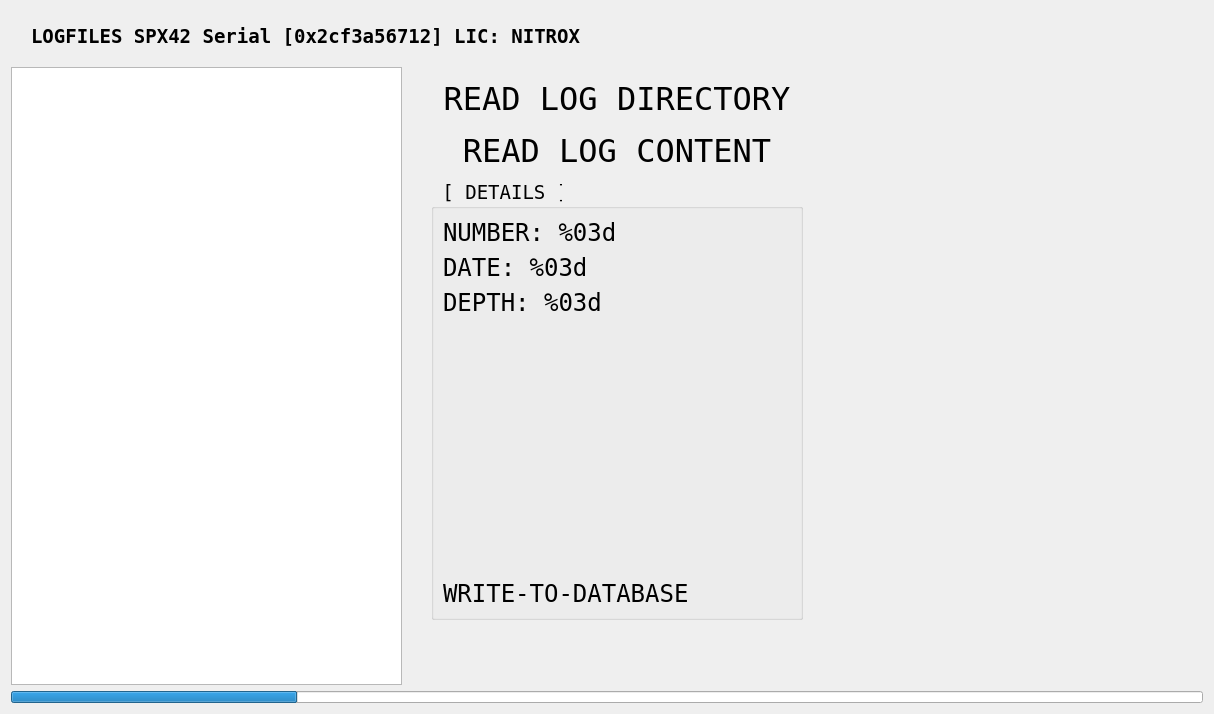
First picture: the form in src/ui/LogFragment.ui, repository dmarc0001/spx42Control, before the edit.
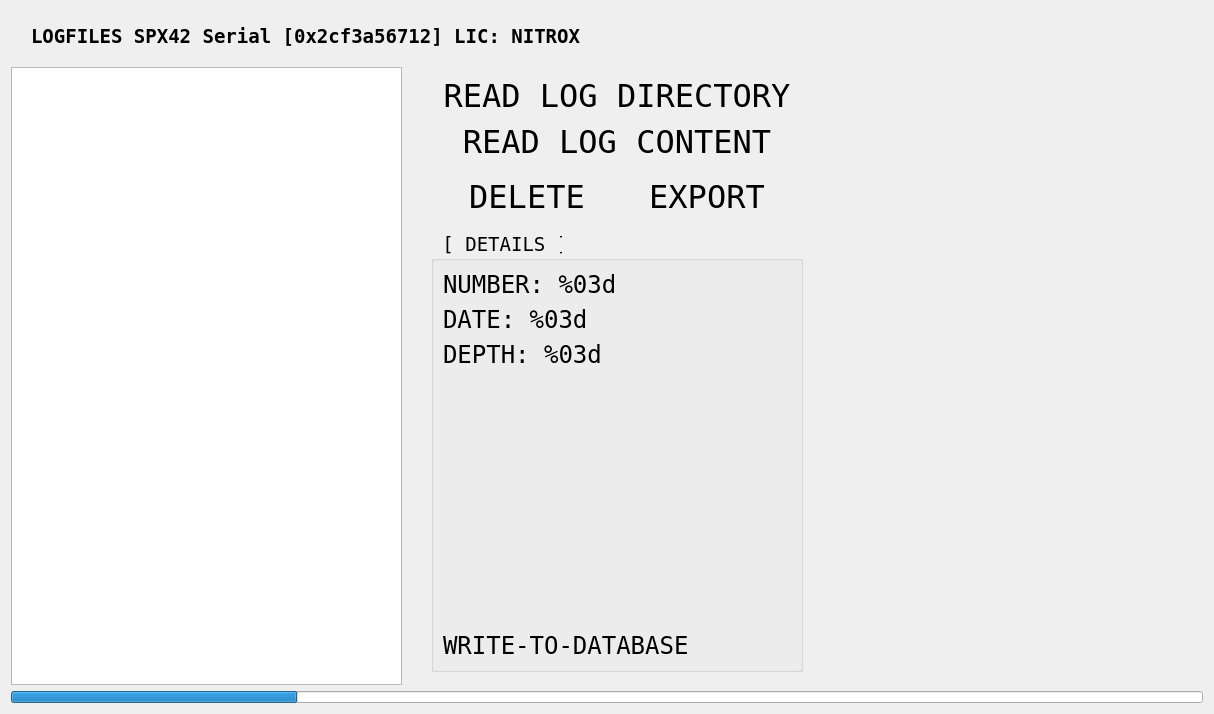
Second picture: the form after the edit.

Commit message: - daten löschen implementiert (als thread) - beim löschen und beim sichern GUI in "echtzeit" aktualisieren - todo: export der Daten als UDDF

Patch:
```diff
--- a/src/ui/LogFragment.ui
+++ b/src/ui/LogFragment.ui
@@ -266,6 +266,68 @@
            </property>
           </widget>
          </item>
+         <item>
+          <widget class="QWidget" name="handlingWidget" native="true">
+           <layout class="QHBoxLayout" name="horizontalLayout_3">
+            <item>
+             <widget class="QPushButton" name="deleteContentPushButton">
+              <property name="minimumSize">
+               <size>
+                <width>0</width>
+                <height>40</height>
+               </size>
+              </property>
+              <property name="font">
+               <font>
+                <family>DejaVu Sans Mono</family>
+                <pointsize>24</pointsize>
+               </font>
+              </property>
+              <property name="statusTip">
+               <string>delete selected data from database...</string>
+              </property>
+              <property name="styleSheet">
+               <string notr="true"/>
+              </property>
+              <property name="text">
+               <string>DELETE</string>
+              </property>
+              <property name="flat">
+               <bool>true</bool>
+              </property>
+             </widget>
+            </item>
+            <item>
+             <widget class="QPushButton" name="exportContentPushButton">
+              <property name="minimumSize">
+               <size>
+                <width>0</width>
+                <height>40</height>
+               </size>
+              </property>
+              <property name="font">
+               <font>
+                <family>DejaVu Sans Mono</family>
+                <pointsize>24</pointsize>
+               </font>
+              </property>
+              <property name="statusTip">
+               <string>export selected data from database...</string>
+              </property>
+              <property name="styleSheet">
+               <string notr="true"/>
+              </property>
+              <property name="text">
+               <string>EXPORT</string>
+              </property>
+              <property name="flat">
+               <bool>true</bool>
+              </property>
+             </widget>
+            </item>
+           </layout>
+          </widget>
+         </item>
          <item>
           <widget class="QGroupBox" name="logDetailsGroupBox">
            <property name="font">
```
The commit also changes 7 other files.
